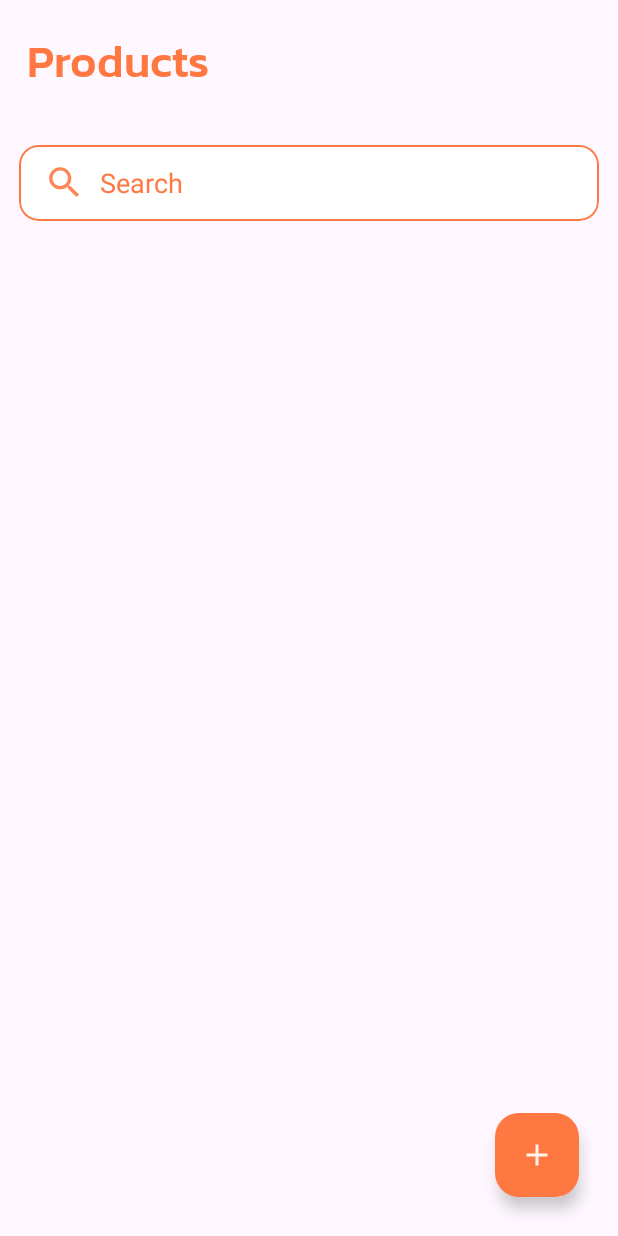
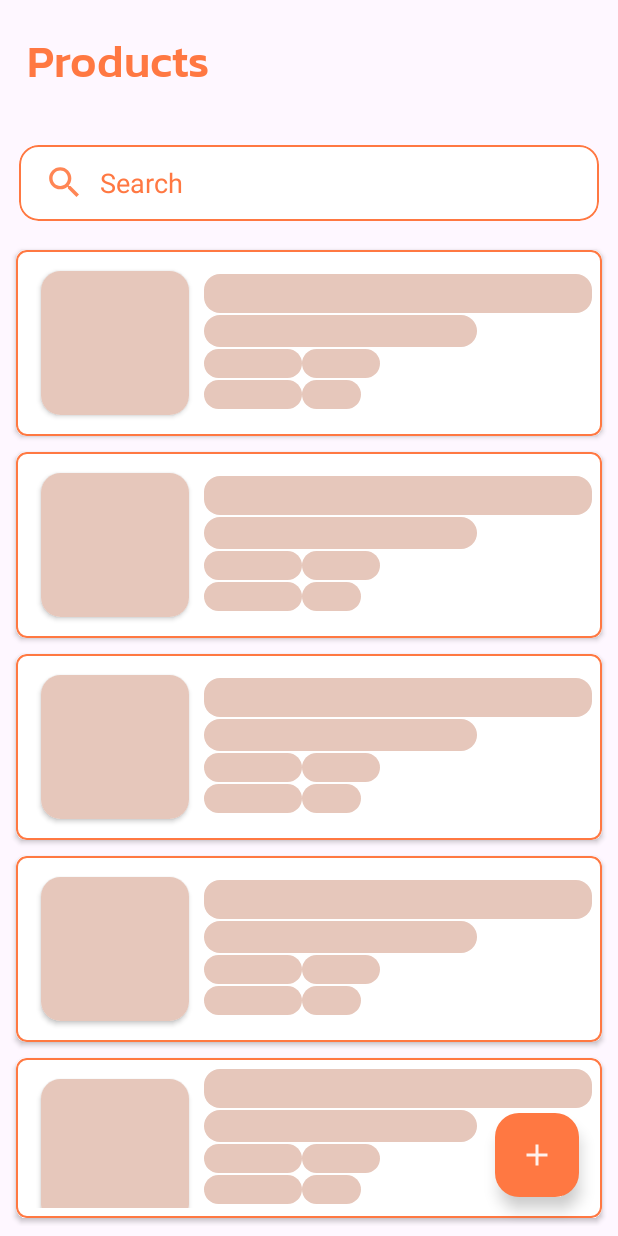
Before and after one commit to Viraj76/SwipeProductsAssignments, an Android app: the screen it shows after launch (MainActivity), on a phone screen of 412 x 824 dp. Run offline under Robolectric (Android 15) with nearby library versions, the phone set to English and light mode, and no system bars; our stand-ins replace Room's generated code, Shimmer, sdp/ssp sizes; pictures from the network do not load; 9 statements that could not run were skipped.

Commit message:
Successfully showing the products in the adapter

```diff
--- a/app/src/main/java/com/example/swipeproducts/presentation/products/ProductsFragment.kt
+++ b/app/src/main/java/com/example/swipeproducts/presentation/products/ProductsFragment.kt
@@ -1,18 +1,24 @@
 package com.example.swipeproducts.presentation.products
 
 import android.os.Bundle
+import android.util.Log
 import androidx.fragment.app.Fragment
 import android.view.LayoutInflater
 import android.view.View
 import android.view.ViewGroup
+import androidx.core.util.Pools
 import androidx.fragment.app.viewModels
+import androidx.lifecycle.lifecycleScope
 import com.example.swipeproducts.R
 import com.example.swipeproducts.databinding.FragmentProductsBinding
+import com.example.swipeproducts.presentation.products.adapters.ProductsAdapter
+import kotlinx.coroutines.flow.collect
+import kotlinx.coroutines.launch
 
 class ProductsFragment : Fragment() {
     private lateinit var binding : FragmentProductsBinding
     private val viewModel : ProductsViewModel by viewModels()
-
+    private lateinit var productsAdapter : ProductsAdapter
     override fun onCreateView(
         inflater: LayoutInflater, container: ViewGroup?,
         savedInstanceState: Bundle?
@@ -20,10 +26,60 @@ class ProductsFragment : Fragment() {
        binding = FragmentProductsBinding.inflate(layoutInflater)
 
 
-        viewModel.getProductList()
+
+        fetchingProducts()
+
+        initializeAdapter()
+
+        showingProducts()
+
 
         return binding.root
     }
 
+    private fun showingProducts() {
+
+
+            lifecycleScope.launch {
+                viewModel.productList.collect{state ->
+                    when{
+                        state.loading ->{
+
+                                binding.shimmer.visibility = View.VISIBLE
+
+                        }
+                        state.productList.isNotEmpty() ->{
+                            productsAdapter.differ.submitList(state.productList)
+                            binding.shimmer.visibility = View.GONE
+                        }
+                        state.error.isNotBlank() ->{
+                            Log.d("error" , state.error)
+                        }
+                    }
+
+
+                }
+            }
+
+
+
+    }
+
+//    private fun productsFetched(): Boolean {
+//        val state by viewModel.productList.collect()
+//        return when(viewModel.productList.collect()){
+//
+//        }
+//    }
+
+    private fun initializeAdapter() {
+        productsAdapter = ProductsAdapter()
+        binding.rvProducts.adapter = productsAdapter
+    }
+
+    private fun fetchingProducts() {
+        viewModel.getProductList()
+    }
+
 
 }
--- a/app/src/main/res/layout/fragment_products.xml
+++ b/app/src/main/res/layout/fragment_products.xml
@@ -68,7 +68,7 @@
             android:layout_width="match_parent"
             android:layout_height="wrap_content"
             android:padding="@dimen/_5sdp"
-            android:visibility="gone">
+            android:visibility="visible">
 
             <LinearLayout
                 android:layout_width="match_parent"
@@ -86,6 +86,8 @@
                 <include layout="@layout/shimmer_products" />
 
                 <include layout="@layout/shimmer_products" />
+                <include layout="@layout/shimmer_products" />
+                <include layout="@layout/shimmer_products" />
 
             </LinearLayout>
 
@@ -93,13 +95,13 @@
 
 
         <androidx.recyclerview.widget.RecyclerView
-            android:id="@+id/rvChapters"
+            android:id="@+id/rvProducts"
             android:layout_width="match_parent"
             android:layout_height="wrap_content"
             android:padding="@dimen/_5sdp"
             android:visibility="visible"
             app:layoutManager="androidx.recyclerview.widget.LinearLayoutManager"
-            tools:listitem="@layout/iv_products" />
+           />
 
 
     </LinearLayout>
--- a/app/src/main/res/layout/iv_products.xml
+++ b/app/src/main/res/layout/iv_products.xml
@@ -23,12 +23,13 @@
             android:layout_height="wrap_content"
             android:orientation="horizontal"
             android:clickable="true"
+
             android:focusable="true"
             app:layout_constraintStart_toStartOf="parent"
             app:layout_constraintEnd_toEndOf="parent"
             app:layout_constraintTop_toTopOf="parent"
             app:layout_constraintBottom_toBottomOf="parent"
-            android:background="@drawable/bg_products_border"
+            android:background="@drawable/bg_products_iv"
             android:padding="@dimen/_5sdp"
             >
 
```
Also changed, not shown: app/src/main/java/com/example/swipeproducts/presentation/products/adapters/ProductsAdapter.kt (+9 -1 lines), app/src/main/res/drawable/bg_click_effect_products_iv.xml (added, +16 -0 lines), app/src/main/res/drawable/bg_orange.xml (added, +12 -0 lines), app/src/main/res/drawable/bg_products_iv.xml (added, +7 -0 lines).
